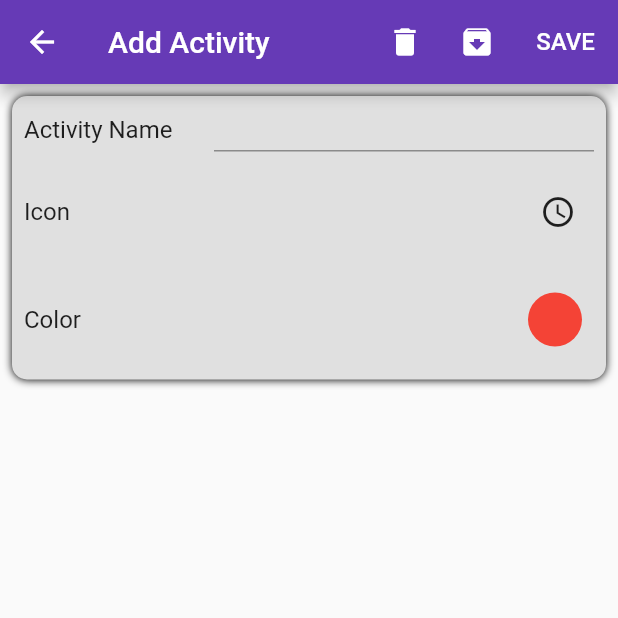
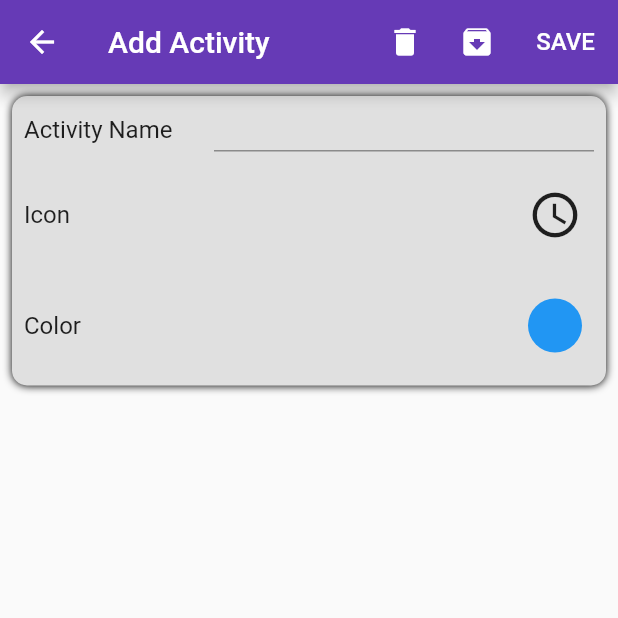
Before and after one commit to davorkomusanac/time_tracker, a Flutter app: the AddActivityScreen screen opened directly, on a phone screen of 412 x 824 dp, the top half of it. Run offline on Flutter 3.47's test engine with Material 2 defaults, Android fonts, the phone set to English and light mode, and no system bars; our stand-ins replace page_transition; missing offline and left inert: flutter_material_color_picker.

Commit message:
Implemented Color Picker

```diff
--- a/lib/screens/add_activity_screen.dart
+++ b/lib/screens/add_activity_screen.dart
@@ -3,6 +3,7 @@ import 'package:time_tracker/logic/activities.dart';
 import 'package:time_tracker/utils/widgets/appbar/add_activity_appbar.dart';
 import 'package:time_tracker/utils/constants.dart';
 import 'package:provider/provider.dart';
+import 'package:time_tracker/utils/widgets/color_picker.dart';
 
 class AddActivityScreen extends StatelessWidget {
   static const String id = 'add_activity_screen';
@@ -16,12 +17,14 @@ class AddActivityScreen extends StatelessWidget {
     return Scaffold(
         appBar: AddActivityScreenBar(
           onSaveCallback: () {
+            if (newActivityTitle != null && newActivityTitle.isNotEmpty) {
               Provider.of<Activities>(context, listen: false).addActivity(
-              activityName: newActivityTitle,
+                activityName: newActivityTitle.trim(),
                 activityIcon: Icons.access_time,
-              activityColor: Colors.red,
+                activityColor: activityColor,
               );
               Navigator.pop(context);
+            }
           },
         ),
         body: Padding(
@@ -76,15 +79,21 @@ class AddActivityScreen extends StatelessWidget {
                           'Icon',
                           style: kAddActivityTextStyle,
                         ),
-                      IconButton(
-                          icon: Icon(Icons.access_time),
-                          onPressed: () {
-                            print('hello Time');
-                          })
-                    ],
+                        Padding(
+                          padding: const EdgeInsets.all(8.0),
+                          child: InkWell(
+                            onTap: () => print('icon button'),
+                            child: Icon(
+                              Icons.access_time,
+                              size: 36.0,
                             ),
                           ),
-                Padding(
+                        ),
+                      ]),
+                ),
+                ChangeNotifierProvider(
+                  create: (context) => ColorPicker(context),
+                  child: Padding(
                     padding: const EdgeInsets.all(8.0),
                     child: Row(
                       mainAxisAlignment: MainAxisAlignment.spaceBetween,
@@ -93,7 +102,9 @@ class AddActivityScreen extends StatelessWidget {
                           'Color',
                           style: kAddActivityTextStyle,
                         ),
-                      Padding(
+                        Consumer<ColorPicker>(
+                          builder: (context, colorPicker, child) {
+                            return Padding(
                               padding: const EdgeInsets.all(8.0),
                               child: SizedBox(
                                 width: 36.0,
@@ -101,14 +112,17 @@ class AddActivityScreen extends StatelessWidget {
                                   child: null,
                                   padding: EdgeInsets.all(0.0),
                                   onPressed: () {
-                              print('Pressed');
+                                    colorPicker.openMainColorPicker();
                                   },
                                   shape: CircleBorder(),
-                            color: Colors.red,
+                                  color: activityColor = colorPicker.getColor(),
                                 ),
                               ),
+                            );
+                          },
                         ),
                       ],
+                    ),
                   ),
                 ),
               ],
--- a/pubspec.yaml
+++ b/pubspec.yaml
@@ -25,6 +25,7 @@ dependencies:
     sdk: flutter
   provider: ^4.3.1
   page_transition: ^1.1.6
+  flutter_material_color_picker: ^1.0.5
 
 
   # The following adds the Cupertino Icons font to your application.
```
Also changed, not shown: lib/utils/widgets/color_picker.dart (added, +51 -0 lines), pubspec.lock. Lines whose indentation alone changed are shown as unchanged.
